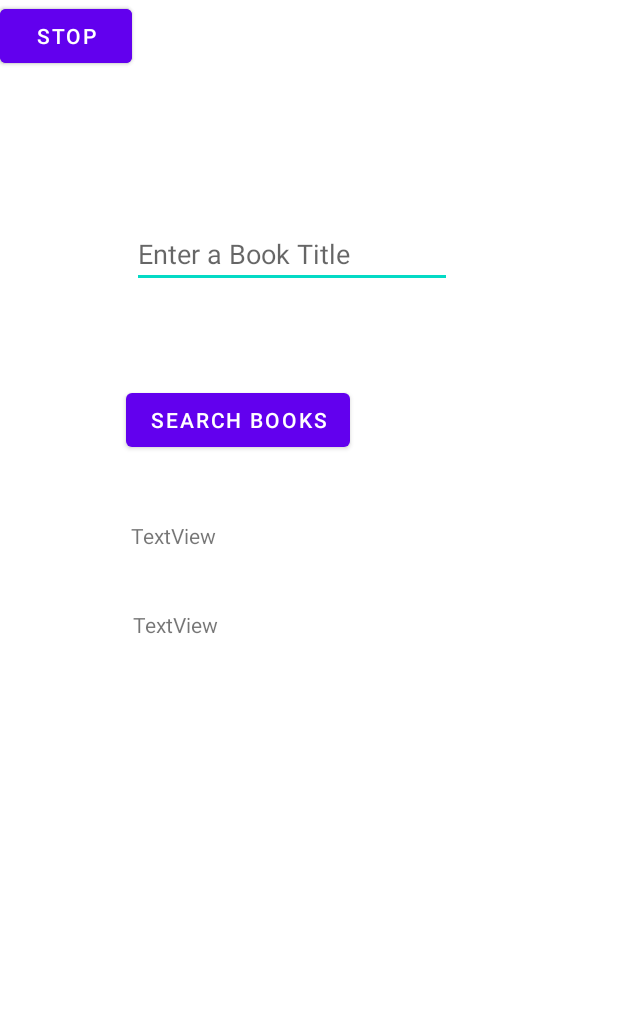
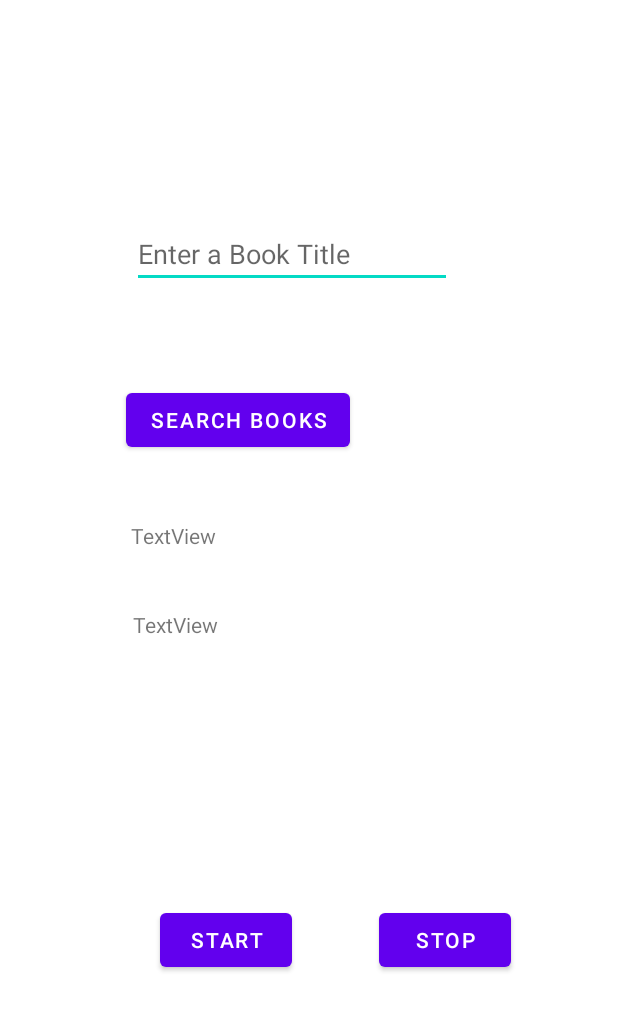
Before and after one commit to 99002768/LNTapp01, an Android app: the layout activity_async.xml on its own in the app's theme, with its tools: preview values and no code run, on a phone screen of 412 x 824 dp. Shown: the top 1011 px of the screen. Run offline under Robolectric (Android 15) with nearby library versions, the phone set to English and light mode, and no system bars.

```diff
--- /dev/null
+++ b/app/src/main/java/com/example/lntapp/PowerConnection.java
@@ -0,0 +1,5 @@
+package com.example.lntapp;
+
+public class PowerConnection {
+
+}
--- a/app/src/main/res/layout/activity_async.xml
+++ b/app/src/main/res/layout/activity_async.xml
@@ -64,20 +64,25 @@
 
     <Button
         android:id="@+id/buttonstart"
-        android:onClick="serviceHandler"
         android:layout_width="wrap_content"
         android:layout_height="wrap_content"
+        android:layout_marginStart="105dp"
+        android:layout_marginEnd="105dp"
+        android:layout_marginBottom="173dp"
+        android:onClick="serviceHandler"
         android:text="Start"
-        tools:layout_editor_absoluteX="105dp"
-        tools:layout_editor_absoluteY="510dp" />
+        app:layout_constraintBottom_toBottomOf="parent"
+        app:layout_constraintEnd_toEndOf="@+id/bookInput"
+        app:layout_constraintStart_toStartOf="parent" />
 
     <Button
         android:id="@+id/buttonstop"
-        android:onClick="serviceHandler"
         android:layout_width="wrap_content"
         android:layout_height="wrap_content"
+        android:layout_marginEnd="71dp"
+        android:onClick="serviceHandler"
         android:text="stop"
-        tools:layout_editor_absoluteX="252dp"
-        tools:layout_editor_absoluteY="506dp" />
+        app:layout_constraintBaseline_toBaselineOf="@+id/buttonstart"
+        app:layout_constraintEnd_toEndOf="parent" />
 
 </androidx.constraintlayout.widget.ConstraintLayout>
```
Also changed, not shown: app/src/main/AndroidManifest.xml (+8 -7 lines), app/src/main/java/com/example/lntapp/MainActivity.java (+42 -1 lines), app/src/main/java/com/example/lntapp/MusicService.java (+5 -3 lines), app/src/main/res/layout/activity_main.xml (+4 -4 lines), 1 other file.
